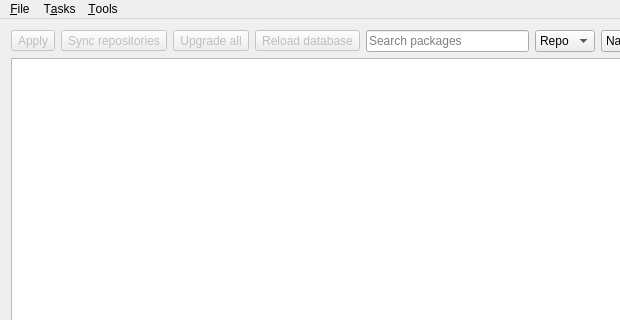
First picture: the form in src/mainwindow.ui, repository Shatur/orson, before the edit; both pictures show x 0 to 620 and y 0 to 320 of the 740 by 745 pixel window.
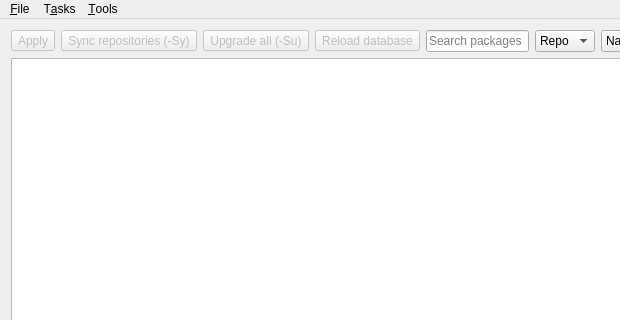
Second picture: the form after the edit. Icons and pictures are not drawn. Custom widgets are drawn as their Qt base class.

Commit message: Show command text for buttons and tray context menu

Patch:
```diff
--- a/src/mainwindow.ui
+++ b/src/mainwindow.ui
@@ -47,7 +47,7 @@
          <string>Check for updates</string>
         </property>
         <property name="text">
-         <string>Sync repositories</string>
+         <string>Sync repositories (-Sy)</string>
         </property>
         <property name="icon">
          <iconset theme="mail-send-receive">
@@ -64,7 +64,7 @@
          <bool>false</bool>
         </property>
         <property name="text">
-         <string>Upgrade all</string>
+         <string>Upgrade all (-Su)</string>
         </property>
         <property name="icon">
          <iconset theme="go-up">
```
The commit also changes 1 other file.
